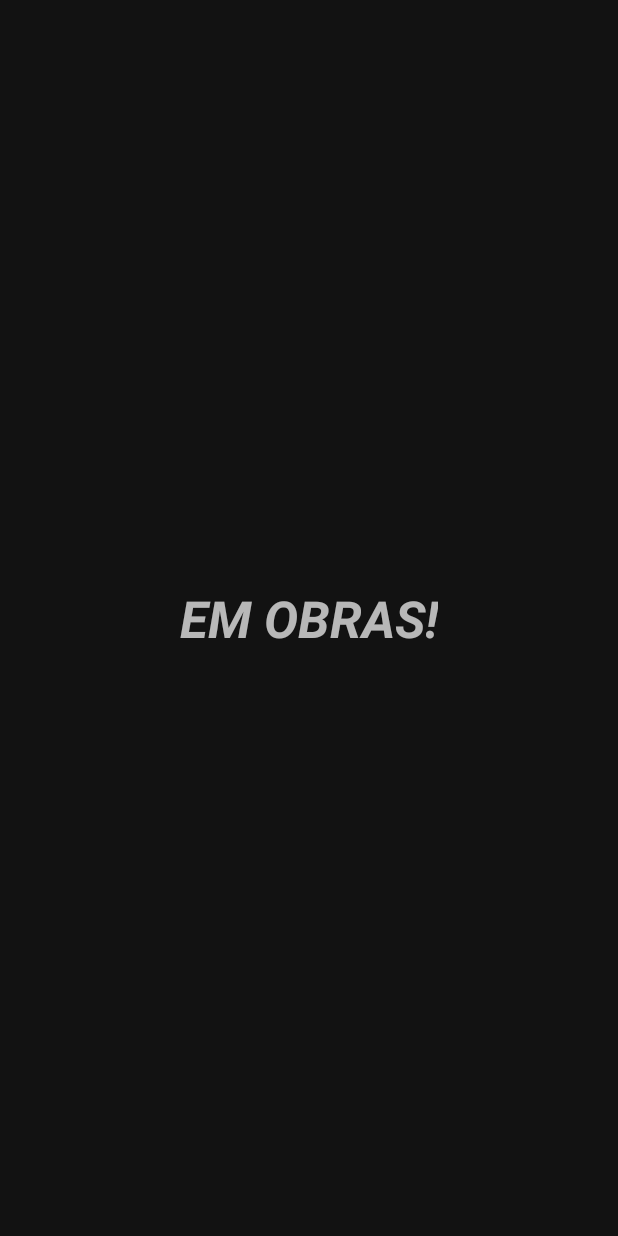
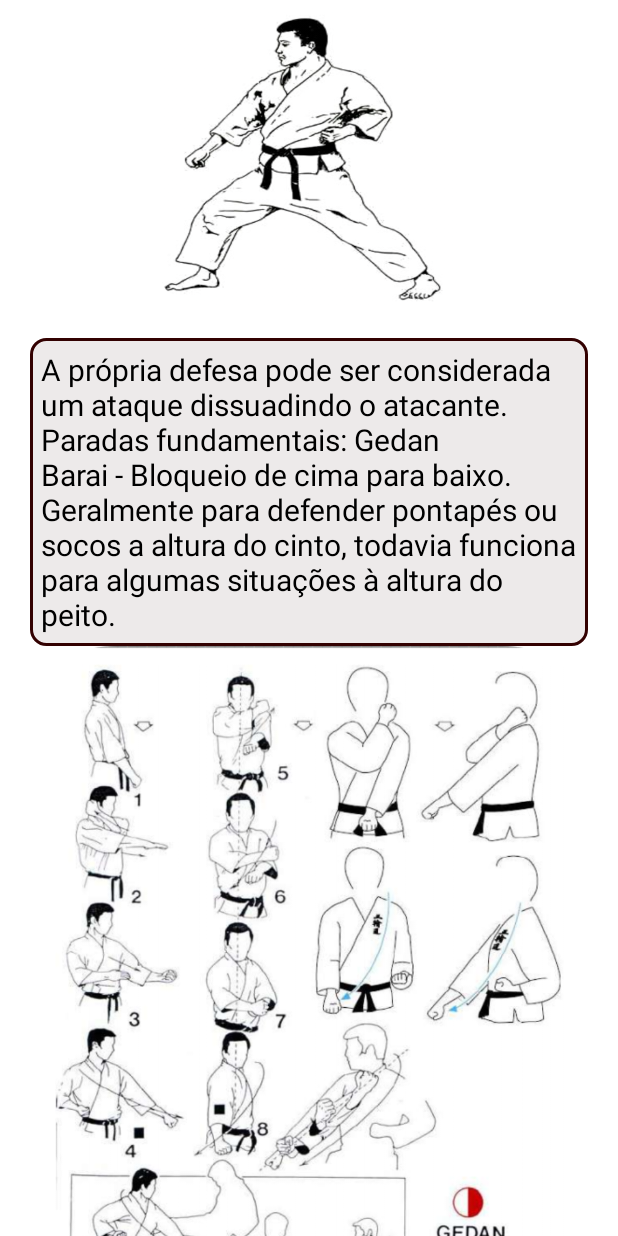
Before and after one commit to otaviooasc/kempo, an Android app: the ActivityGolpes screen opened directly, with no data from a screen before it, after a tap on "Gedan Barai", on a phone screen of 412 x 824 dp. Run offline under Robolectric (Android 15) with nearby library versions, the phone set to English and light mode, and no system bars.

Commit message:
construção da tela de execução da defesa

```diff
--- a/app/src/main/java/com/karate/ActivityExecucaoGolpes.java
+++ b/app/src/main/java/com/karate/ActivityExecucaoGolpes.java
@@ -1,8 +1,13 @@
 package com.karate;
+
+import android.os.Bundle;
+import android.widget.ImageView;
+import android.widget.TextView;
+import android.widget.Toast;
 
 import androidx.appcompat.app.AppCompatActivity;
 
-import android.os.Bundle;
+import com.karate.model.DefesasEntity;
 
 public class ActivityExecucaoGolpes extends AppCompatActivity {
 
@@ -10,5 +15,20 @@ public class ActivityExecucaoGolpes extends AppCompatActivity {
     protected void onCreate(Bundle savedInstanceState) {
         super.onCreate(savedInstanceState);
         setContentView(R.layout.activity_execucao_golpes);
+        Bundle bundle = getIntent().getExtras();
+        TextView txtDetails = findViewById(R.id.txt_details);
+        ImageView imgTop = findViewById(R.id.img_defesa);
+        ImageView imgExecution = findViewById(R.id.img_execucao);
+
+        if (bundle != null) {
+            DefesasEntity defesasEntity = (DefesasEntity) bundle.getSerializable("golpes");
+
+            Toast.makeText(getApplicationContext(), defesasEntity.getNameHit(), Toast.LENGTH_SHORT).show();
+            txtDetails.setText(defesasEntity.getTechnicasDetails());
+            imgTop.setImageResource(defesasEntity.getImageCoup());
+            imgExecution.setImageResource(defesasEntity.getExecutionCoup());
+
+        }
+
     }
 }
--- a/app/src/main/java/com/karate/ActivityGolpes.java
+++ b/app/src/main/java/com/karate/ActivityGolpes.java
@@ -1,53 +1,89 @@
 package com.karate;
+
+import android.os.Build;
+import android.os.Bundle;
 
 import androidx.annotation.RequiresApi;
 import androidx.appcompat.app.AppCompatActivity;
 import androidx.recyclerview.widget.LinearLayoutManager;
 import androidx.recyclerview.widget.RecyclerView;
 
-import android.content.Intent;
-import android.os.Build;
-import android.os.Bundle;
+import com.karate.model.DefesasEntity;
 
-import java.util.Objects;
+import java.util.ArrayList;
+import java.util.List;
 
 public class ActivityGolpes extends AppCompatActivity {
 
     RecyclerView recyclerView;
     RecyclerView.Adapter adapter;
     RecyclerView.LayoutManager layoutManager;
-    String[] nameListDefesas = {
-            "Gedan Barai", "Jodan Age Uke", "Jodan Juji Uke",
-            "Shuto Uke", "Soto Uke", "Uchi Uke"
-    };
-    String[] descriptionListDefesas = {
-            "Varrer \"embaixo\"", "Defesa Ascendente", "Defesa cruzada",
-            "Defesa com a faca da mão", "Defesa circular", "Puxar o punhal"
-    };
-    int[] imageListGolpes = {
-            R.drawable.gedan_barai, R.drawable.jodan_age_uke,
-            R.drawable.juji_uke, R.drawable.shuto_uke, R.drawable.soto_uke, R.drawable.uchi_uke
-    };
 
     @RequiresApi(api = Build.VERSION_CODES.N)
     @Override
     protected void onCreate(Bundle savedInstanceState) {
         super.onCreate(savedInstanceState);
+
         setContentView(R.layout.activity_golpes);
         recyclerView = findViewById(R.id.activityListGolpes);
         recyclerView.setHasFixedSize(true);
+
         layoutManager = new LinearLayoutManager(this);
         recyclerView.setLayoutManager(layoutManager);
 
-        ProgramAdapter programAdapter = new ProgramAdapter(this, nameListDefesas,
-                descriptionListDefesas, imageListGolpes);
+        ProgramAdapter programAdapter = new ProgramAdapter(this, listaDefesas());
         recyclerView.setAdapter(programAdapter);
+    }
 
-        Intent intent = new Intent(this, ActivityExecucaoGolpes.class);
+    public List<DefesasEntity> listaDefesas() {
+        List<DefesasEntity> list = new ArrayList<>();
+        list.add(new DefesasEntity("Gedan Barai", "Varrer \"embaixo\"", R.drawable.gedan_barai,
+                "A própria defesa pode ser considerada um ataque dissuadindo o atacante. " +
+                        "Paradas fundamentais: Gedan Barai - Bloqueio de cima para baixo. " +
+                        "Geralmente para defender pontapés ou socos a altura do cinto, " +
+                        "todavia funciona para algumas situações à altura do peito.", R.drawable.gedan_barau_execucao));
 
-        if(!Objects.isNull(programAdapter.golpes)){
-            intent.putExtra("golpes", programAdapter.golpes);
-            startActivity(intent);
-        }
+        list.add(new DefesasEntity("Jodan Age Uke", "Defesa Ascendente", R.drawable.jodan_age_uke,
+                "A própria defesa pode ser considerada um ataque dissuadindo o atacante. " +
+                        "Paradas fundamentais: Gedan Barai - Bloqueio de cima para baixo. " +
+                        "Geralmente para defender pontapés ou socos a altura do cinto, " +
+                        "todavia funciona para algumas situações à altura do peito.", R.drawable.gedan_barau_execucao));
+
+        list.add(new DefesasEntity("Jodan Juji Uke", "Defesa cruzada", R.drawable.juji_uke,
+                "A própria defesa pode ser considerada um ataque dissuadindo o atacante. " +
+                        "Paradas fundamentais: Gedan Barai - Bloqueio de cima para baixo. " +
+                        "Geralmente para defender pontapés ou socos a altura do cinto, " +
+                        "todavia funciona para algumas situações à altura do peito.", R.drawable.gedan_barau_execucao));
+
+        list.add(new DefesasEntity("Shuto Uke", "Defesa com a faca da mão", R.drawable.shuto_uke,
+                "A própria defesa pode ser considerada um ataque dissuadindo o atacante. " +
+                        "Paradas fundamentais: Gedan Barai - Bloqueio de cima para baixo. " +
+                        "Geralmente para defender pontapés ou socos a altura do cinto, " +
+                        "todavia funciona para algumas situações à altura do peito.", R.drawable.gedan_barau_execucao));
+
+        list.add(new DefesasEntity("Soto Uke", "Defesa circular", R.drawable.soto_uke,
+                "A própria defesa pode ser considerada um ataque dissuadindo o atacante. " +
+                        "Paradas fundamentais: Gedan Barai - Bloqueio de cima para baixo. " +
+                        "Geralmente para defender pontapés ou socos a altura do cinto, " +
+                        "todavia funciona para algumas situações à altura do peito.", R.drawable.gedan_barau_execucao));
+
+        list.add(new DefesasEntity("Uchi Uke", "Puxar o punhal", R.drawable.uchi_uke,
+                "A própria defesa pode ser considerada um ataque dissuadindo o atacante. " +
+                        "Paradas fundamentais: Gedan Barai - Bloqueio de cima para baixo. " +
+                        "Geralmente para defender pontapés ou socos a altura do cinto, " +
+                        "todavia funciona para algumas situações à altura do peito.", R.drawable.gedan_barau_execucao));
+
+        list.add(new DefesasEntity("Teisho Uke", "Defesa com a palma da mão", R.drawable.teisho_uke,
+                "A própria defesa pode ser considerada um ataque dissuadindo o atacante. " +
+                        "Paradas fundamentais: Gedan Barai - Bloqueio de cima para baixo. " +
+                        "Geralmente para defender pontapés ou socos a altura do cinto, " +
+                        "todavia funciona para algumas situações à altura do peito.", R.drawable.gedan_barau_execucao));
+
+        list.add(new DefesasEntity("Haishu Uke", "Defesa com as costas da mão", R.drawable.haishu_uke,
+                "A própria defesa pode ser considerada um ataque dissuadindo o atacante. " +
+                        "Paradas fundamentais: Gedan Barai - Bloqueio de cima para baixo. " +
+                        "Geralmente para defender pontapés ou socos a altura do cinto, " +
+                        "todavia funciona para algumas situações à altura do peito.", R.drawable.gedan_barau_execucao));
+        return list;
     }
 }
--- a/app/src/main/java/com/karate/MainActivity.java
+++ b/app/src/main/java/com/karate/MainActivity.java
@@ -1,12 +1,11 @@
 package com.karate;
-
-import androidx.appcompat.app.AppCompatActivity;
 
 import android.content.Intent;
 import android.os.Bundle;
-import android.view.View;
 import android.widget.Button;
 import android.widget.Toast;
+
+import androidx.appcompat.app.AppCompatActivity;
 
 import com.google.android.material.snackbar.Snackbar;
 
--- a/app/src/main/java/com/karate/ProgramAdapter.java
+++ b/app/src/main/java/com/karate/ProgramAdapter.java
@@ -1,9 +1,9 @@
 package com.karate;
 
 import android.annotation.SuppressLint;
-import android.app.Activity;
 import android.content.Context;
 import android.content.Intent;
+import android.os.Build;
 import android.view.LayoutInflater;
 import android.view.View;
 import android.view.ViewGroup;
@@ -11,18 +11,20 @@ import android.widget.ImageView;
 import android.widget.TextView;
 
 import androidx.annotation.NonNull;
+import androidx.annotation.RequiresApi;
 import androidx.recyclerview.widget.RecyclerView;
 
-import com.google.android.material.snackbar.Snackbar;
-import com.karate.model.GolpesEntity;
+import com.karate.model.DefesasEntity;
+
+import java.util.Collections;
+import java.util.Comparator;
+import java.util.List;
 
 public class ProgramAdapter extends RecyclerView.Adapter<ProgramAdapter.ViewHolder> {
 
     Context context;
-    String[] nameListGolpes;
-    String[] descriptionListGolpes;
-    int[] images;
-    GolpesEntity golpes;
+    List<DefesasEntity> listDefesas;
+    DefesasEntity golpes;
 
     public static class ViewHolder extends RecyclerView.ViewHolder {
         TextView rowName;
@@ -37,11 +39,13 @@ public class ProgramAdapter extends RecyclerView.Adapter<ProgramAdapter.ViewHold
         }
     }
 
-    public ProgramAdapter(Context context, String[] nameListGolpes, String[] descriptionListGolpes, int[] images) {
+    @RequiresApi(api = Build.VERSION_CODES.N)
+    public ProgramAdapter(Context context, List<DefesasEntity> listDefesas) {
+        List<DefesasEntity> list = listDefesas;
+        Collections.sort(list, Comparator.comparing(DefesasEntity::getNameHit));
+
         this.context = context;
-        this.nameListGolpes = nameListGolpes;
-        this.descriptionListGolpes = descriptionListGolpes;
-        this.images = images;
+        this.listDefesas = list;
     }
 
     @NonNull
@@ -54,23 +58,23 @@ public class ProgramAdapter extends RecyclerView.Adapter<ProgramAdapter.ViewHold
 
     @Override
     public void onBindViewHolder(@NonNull ViewHolder holder, @SuppressLint("RecyclerView") int position) {
-        holder.rowName.setText(nameListGolpes[position]);
-        holder.rowDescription.setText(descriptionListGolpes[position]);
-        holder.rowImage.setImageResource(images[position]);
+        DefesasEntity defesasEntity = listDefesas.get(position);
+        holder.rowName.setText(defesasEntity.getNameHit());
+        holder.rowDescription.setText(defesasEntity.getDescriptionHit());
+        holder.rowImage.setImageResource(defesasEntity.getImageCoup());
 
         holder.itemView.setOnClickListener(v -> {
-            this.golpes = new GolpesEntity(nameListGolpes[position], descriptionListGolpes[position], images[position]);
+            this.golpes = new DefesasEntity(defesasEntity.getNameHit(), defesasEntity.getDescriptionHit(), defesasEntity.getImageCoup(),
+                    defesasEntity.getTechnicasDetails(), defesasEntity.getExecutionCoup());
             Intent intent = new Intent(v.getContext(), ActivityExecucaoGolpes.class);
+            intent.putExtra("golpes", golpes);
 
             context.startActivity(intent);
-
-            /*Snackbar.make(v, nameListGolpes[position], Snackbar.LENGTH_SHORT)
-                    .setAction("Action", null).show();*/
         });
     }
 
     @Override
     public int getItemCount() {
-        return nameListGolpes.length;
+        return listDefesas.size();
     }
 }
--- /dev/null
+++ b/app/src/main/java/com/karate/model/DefesasEntity.java
@@ -0,0 +1,71 @@
+package com.karate.model;
+
+import java.io.Serializable;
+
+public class DefesasEntity implements Serializable {
+
+    private String nameHit;
+    private String descriptionHit;
+    private int imageCoup;
+    private String technicasDetails;
+    private int executionCoup;
+
+    public DefesasEntity(String nameHit, String descriptionHit, int imageCoup, String technicasDetails, int executionCoup) {
+        this.nameHit = nameHit;
+        this.descriptionHit = descriptionHit;
+        this.imageCoup = imageCoup;
+        this.technicasDetails = technicasDetails;
+        this.executionCoup = executionCoup;
+    }
+
+    public String getNameHit() {
+        return nameHit;
+    }
+
+    public void setNameHit(String nameHit) {
+        this.nameHit = nameHit;
+    }
+
+    public String getDescriptionHit() {
+        return descriptionHit;
+    }
+
+    public void setDescriptionHit(String descriptionHit) {
+        this.descriptionHit = descriptionHit;
+    }
+
+    public int getImageCoup() {
+        return imageCoup;
+    }
+
+    public void setImageCoup(int imageCoup) {
+        this.imageCoup = imageCoup;
+    }
+
+    public String getTechnicasDetails() {
+        return technicasDetails;
+    }
+
+    public void setTechnicasDetails(String technicasDetails) {
+        this.technicasDetails = technicasDetails;
+    }
+
+    public int getExecutionCoup() {
+        return executionCoup;
+    }
+
+    public void setExecutionCoup(int executionCoup) {
+        this.executionCoup = executionCoup;
+    }
+
+    @Override
+    public String toString() {
+        return "DefesasEntity{" +
+                "nameHit='" + nameHit + '\'' +
+                ", descriptionHit='" + descriptionHit + '\'' +
+                ", imageCoup=" + imageCoup +
+                ", technicasDetails='" + technicasDetails + '\'' +
+                ", executionCoup=" + executionCoup +
+                '}';
+    }
+}
--- a/app/src/main/java/com/karate/model/GolpesEntity.java
+++ /dev/null
@@ -1,49 +0,0 @@
-package com.karate.model;
-
-import java.io.Serializable;
-
-public class GolpesEntity implements Serializable {
-
-    private String nameHit;
-    private String descriptionHit;
-    private int image;
-
-    public GolpesEntity(String nameHit, String descriptionHit, int image) {
-        this.nameHit = nameHit;
-        this.descriptionHit = descriptionHit;
-        this.image = image;
-    }
-
-    public String getNameHit() {
-        return nameHit;
-    }
-
-    public void setNameHit(String nameHit) {
-        this.nameHit = nameHit;
-    }
-
-    public String getDescriptionHit() {
-        return descriptionHit;
-    }
-
-    public void setDescriptionHit(String descriptionHit) {
-        this.descriptionHit = descriptionHit;
-    }
-
-    public int getImage() {
-        return image;
-    }
-
-    public void setImage(int image) {
-        this.image = image;
-    }
-
-    @Override
-    public String toString() {
-        return "golpesEntity{"
-                + "nameHit='" + nameHit
-                + ", descriptionHit='" + descriptionHit
-                + ", image=" + image
-                +'}';
-    }
-}
--- /dev/null
+++ b/app/src/main/res/drawable/backgroundtxt.xml
@@ -0,0 +1,10 @@
+<?xml version="1.0" encoding="utf-8"?>
+<selector xmlns:android="http://schemas.android.com/apk/res/android">
+    <item>
+        <shape xmlns:android="http://schemas.android.com/apk/res/android" android:shape="rectangle">
+            <solid android:color="#7EDAD4D4" />
+            <corners android:radius="10dp" />
+            <stroke android:width="2dp" android:color="#330101" />
+        </shape>
+    </item>
+</selector>
--- a/app/src/main/res/layout/activity_execucao_golpes.xml
+++ b/app/src/main/res/layout/activity_execucao_golpes.xml
@@ -1,23 +1,48 @@
 <?xml version="1.0" encoding="utf-8"?>
-<androidx.constraintlayout.widget.ConstraintLayout xmlns:android="http://schemas.android.com/apk/res/android"
+<ScrollView xmlns:android="http://schemas.android.com/apk/res/android"
     xmlns:app="http://schemas.android.com/apk/res-auto"
     xmlns:tools="http://schemas.android.com/tools"
     android:layout_width="match_parent"
     android:layout_height="match_parent"
-    tools:context=".ActivityExecucaoGolpes">
+    android:orientation="vertical"
+    tools:context=".ActivityExecucaoGolpes"
+    tools:ignore="SpeakableTextPresentCheck,SpeakableTextPresentCheck"
+    android:background="@color/white">
 
-    <TextView
-        android:id="@+id/textView2"
-        android:layout_width="wrap_content"
+    <LinearLayout
+        android:layout_width="match_parent"
         android:layout_height="wrap_content"
-        android:text="Em obras!"
-        android:textAlignment="gravity"
-        android:textAllCaps="true"
-        android:textDirection="firstStrongRtl"
-        android:textSize="34sp"
-        android:textStyle="normal|bold|italic"
-        app:layout_constraintBottom_toBottomOf="parent"
-        app:layout_constraintEnd_toEndOf="parent"
-        app:layout_constraintStart_toStartOf="parent"
-        app:layout_constraintTop_toTopOf="parent" />
-</androidx.constraintlayout.widget.ConstraintLayout>
+        android:orientation="vertical">
+
+
+        <ImageView
+            android:id="@+id/img_defesa"
+            android:layout_width="match_parent"
+            android:layout_height="200dp"
+            android:layout_marginTop="5dp"
+            android:contentDescription="@string/todo"
+            android:visibility="visible"
+            app:srcCompat="@drawable/gedan_barai" />
+
+        <TextView
+            android:id="@+id/txt_details"
+            android:layout_width="match_parent"
+            android:layout_height="wrap_content"
+            android:layout_marginStart="20dp"
+            android:layout_marginTop="20dp"
+            android:layout_marginEnd="20dp"
+            android:background="@drawable/backgroundtxt"
+            android:padding="7dp"
+            android:text="@string/Details"
+            android:textColor="#000000"
+            android:textSize="20sp" />
+
+        <ImageView
+            android:id="@+id/img_execucao"
+            android:layout_width="match_parent"
+            android:layout_height="492dp"
+            android:contentDescription="TODO"
+            app:srcCompat="@drawable/haishu_uke" />
+
+    </LinearLayout>
+</ScrollView>
--- a/app/src/main/res/values/strings.xml
+++ b/app/src/main/res/values/strings.xml
@@ -7,4 +7,5 @@
     <string name="description">Description</string>
     <string name="title">Title</string>
     <string name="todo">TODO</string>
+    <string name="Details">Details</string>
 </resources>
```
Also changed, not shown: app/src/main/res/drawable/gedan_barau_execucao.png (added), app/src/main/res/drawable/haishu_uke.png (added), app/src/main/res/drawable/teisho_uke.png (added).
